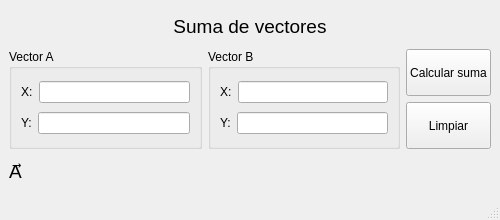
Old version of the form Unidad_2/Ejemplos/SumaVector/UI_SumaVector/mainwindow.ui in the repository nvargas24/Programacion2_Bioingenieria_Alumnos.
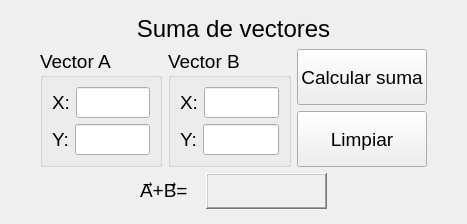
New version of the form.

Commit message: update: mejoro UI de suma vectores

```diff
--- a/Unidad_2/Ejemplos/SumaVector/UI_SumaVector/mainwindow.ui
+++ b/Unidad_2/Ejemplos/SumaVector/UI_SumaVector/mainwindow.ui
@@ -6,22 +6,39 @@
    <rect>
     <x>0</x>
     <y>0</y>
-    <width>500</width>
-    <height>220</height>
+    <width>467</width>
+    <height>224</height>
    </rect>
   </property>
+  <property name="font">
+   <font>
+    <pointsize>14</pointsize>
+   </font>
+  </property>
   <property name="windowTitle">
    <string>MainWindow</string>
   </property>
   <widget class="QWidget" name="centralwidget">
    <layout class="QGridLayout" name="gridLayout">
+    <property name="leftMargin">
+     <number>40</number>
+    </property>
+    <property name="topMargin">
+     <number>15</number>
+    </property>
+    <property name="rightMargin">
+     <number>40</number>
+    </property>
+    <property name="bottomMargin">
+     <number>15</number>
+    </property>
     <item row="0" column="0">
-     <layout class="QVBoxLayout" name="verticalLayout" stretch="1,3,1">
+     <layout class="QVBoxLayout" name="verticalLayout" stretch="1,3,2">
       <item>
        <widget class="QLabel" name="label">
         <property name="font">
          <font>
-          <pointsize>14</pointsize>
+          <pointsize>18</pointsize>
          </font>
         </property>
         <property name="layoutDirection">
@@ -53,7 +70,11 @@
               </widget>
              </item>
              <item>
-              <widget class="QLineEdit" name="x_vecA"/>
+              <widget class="QLineEdit" name="x_vecA">
+               <property name="inputMask">
+                <string>999</string>
+               </property>
+              </widget>
              </item>
             </layout>
            </item>
@@ -67,7 +88,11 @@
               </widget>
              </item>
              <item>
-              <widget class="QLineEdit" name="y_vecA"/>
+              <widget class="QLineEdit" name="y_vecA">
+               <property name="inputMask">
+                <string>999</string>
+               </property>
+              </widget>
              </item>
             </layout>
            </item>
@@ -90,7 +115,11 @@
               </widget>
              </item>
              <item>
-              <widget class="QLineEdit" name="x_vecB"/>
+              <widget class="QLineEdit" name="x_vecB">
+               <property name="inputMask">
+                <string>999</string>
+               </property>
+              </widget>
              </item>
             </layout>
            </item>
@@ -104,7 +133,11 @@
               </widget>
              </item>
              <item>
-              <widget class="QLineEdit" name="y_vecB"/>
+              <widget class="QLineEdit" name="y_vecB">
+               <property name="inputMask">
+                <string>999</string>
+               </property>
+              </widget>
              </item>
             </layout>
            </item>
@@ -144,7 +177,13 @@
        </layout>
       </item>
       <item>
-       <layout class="QHBoxLayout" name="horizontalLayout_6" stretch="2,1">
+       <layout class="QHBoxLayout" name="horizontalLayout_6" stretch="1,2">
+        <property name="leftMargin">
+         <number>100</number>
+        </property>
+        <property name="rightMargin">
+         <number>100</number>
+        </property>
         <item>
          <widget class="QLabel" name="label_6">
           <property name="font">
@@ -153,20 +192,35 @@
            </font>
           </property>
           <property name="text">
-           <string>&lt;span&gt;A&amp;#x20D7;&lt;/span&gt;</string>
+           <string>&lt;html&gt;&lt;head/&gt;&lt;body&gt;&lt;p&gt;A⃗+B⃗=&lt;/p&gt;&lt;/body&gt;&lt;/html&gt;</string>
           </property>
          </widget>
         </item>
         <item>
          <widget class="QLabel" name="resultadoSuma">
+          <property name="sizePolicy">
+           <sizepolicy hsizetype="Expanding" vsizetype="Preferred">
+            <horstretch>0</horstretch>
+            <verstretch>0</verstretch>
+           </sizepolicy>
+          </property>
           <property name="font">
            <font>
             <pointsize>14</pointsize>
            </font>
           </property>
+          <property name="frameShape">
+           <enum>QFrame::Shape::WinPanel</enum>
+          </property>
+          <property name="frameShadow">
+           <enum>QFrame::Shadow::Raised</enum>
+          </property>
           <property name="text">
            <string/>
           </property>
+          <property name="alignment">
+           <set>Qt::AlignmentFlag::AlignCenter</set>
+          </property>
          </widget>
         </item>
        </layout>
@@ -175,7 +229,6 @@
     </item>
    </layout>
   </widget>
-  <widget class="QStatusBar" name="statusbar"/>
  </widget>
  <resources/>
  <connections/>
```
